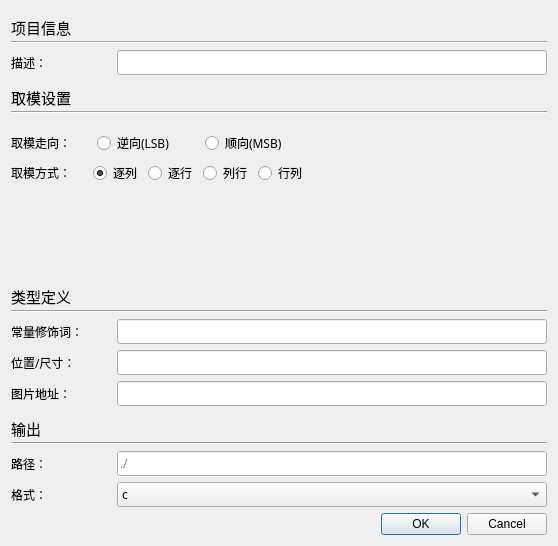
This is BitmapStudio/gui/dialogprojectsettings.ui in luckyPtr/BitmapStudio as Qt 5 draws it before an edit. The edited form follows.
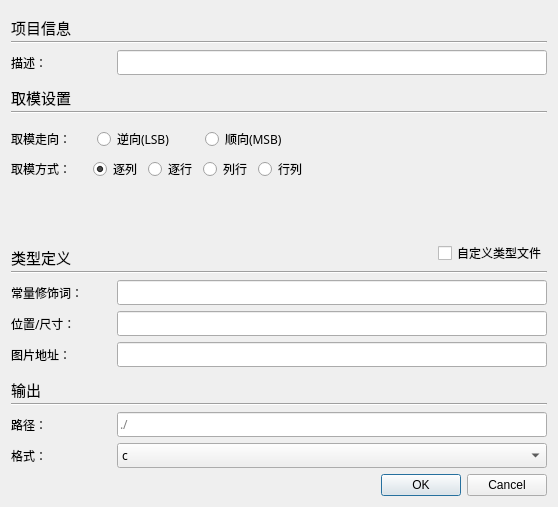
This is the edited form. Custom widgets are drawn as their Qt base class.

Commit message:
feat: 新增自定义类型文件选项，项目文件扩展名改为.bms
- 新增 customTypedef 设置项：勾选"自定义类型文件"则不自动生成 bms_typedef.h
- 数据库新增 custom_typedef 字段，兼容老版本存档（默认为false）
- 项目文件扩展名从 .bs 改为 .bms，同时支持打开两种格式
- 勾选自定义类型文件时，禁用类型定义相关输入框

The edit to the form file:
```diff
--- a/BitmapStudio/gui/dialogprojectsettings.ui
+++ b/BitmapStudio/gui/dialogprojectsettings.ui
@@ -7,7 +7,7 @@
     <x>0</x>
     <y>0</y>
     <width>558</width>
-    <height>546</height>
+    <height>454</height>
    </rect>
   </property>
   <property name="windowTitle">
@@ -39,265 +39,14 @@
      </property>
     </widget>
    </item>
-   <item row="1" column="0" colspan="2">
-    <widget class="Line" name="line_4">
-     <property name="orientation">
-      <enum>Qt::Horizontal</enum>
-     </property>
-    </widget>
-   </item>
-   <item row="3" column="0">
-    <widget class="QLabel" name="label">
-     <property name="minimumSize">
-      <size>
-       <width>0</width>
-       <height>24</height>
-      </size>
-     </property>
-     <property name="maximumSize">
-      <size>
-       <width>16777215</width>
-       <height>16</height>
-      </size>
-     </property>
-     <property name="font">
-      <font>
-       <family>Microsoft YaHei UI</family>
-       <pointsize>11</pointsize>
-       <bold>false</bold>
-      </font>
-     </property>
-     <property name="text">
-      <string>取模设置</string>
-     </property>
-    </widget>
-   </item>
-   <item row="4" column="0" colspan="2">
-    <widget class="Line" name="line_3">
-     <property name="orientation">
-      <enum>Qt::Horizontal</enum>
-     </property>
-    </widget>
-   </item>
-   <item row="7" column="0">
-    <widget class="QLabel" name="label_4">
-     <property name="minimumSize">
-      <size>
-       <width>0</width>
-       <height>24</height>
-      </size>
-     </property>
-     <property name="maximumSize">
-      <size>
-       <width>16777215</width>
-       <height>16</height>
-      </size>
-     </property>
-     <property name="font">
-      <font>
-       <family>Microsoft YaHei</family>
-       <pointsize>11</pointsize>
-       <bold>false</bold>
-      </font>
-     </property>
-     <property name="text">
-      <string>类型定义</string>
-     </property>
-    </widget>
-   </item>
-   <item row="8" column="0" colspan="2">
-    <widget class="Line" name="line">
-     <property name="orientation">
-      <enum>Qt::Horizontal</enum>
-     </property>
-    </widget>
-   </item>
-   <item row="12" column="0">
-    <widget class="QLabel" name="label_5">
-     <property name="minimumSize">
-      <size>
-       <width>0</width>
-       <height>24</height>
-      </size>
-     </property>
-     <property name="maximumSize">
-      <size>
-       <width>16777215</width>
-       <height>16</height>
-      </size>
-     </property>
-     <property name="font">
-      <font>
-       <family>Microsoft YaHei</family>
-       <pointsize>11</pointsize>
-       <bold>false</bold>
-      </font>
-     </property>
-     <property name="text">
-      <string>输出</string>
-     </property>
-    </widget>
-   </item>
-   <item row="13" column="0" colspan="2">
+   <item row="12" column="0" colspan="2">
     <widget class="Line" name="line_2">
      <property name="orientation">
       <enum>Qt::Horizontal</enum>
      </property>
     </widget>
    </item>
-   <item row="16" column="1">
-    <widget class="QDialogButtonBox" name="buttonBox">
-     <property name="orientation">
-      <enum>Qt::Horizontal</enum>
-     </property>
-     <property name="standardButtons">
-      <set>QDialogButtonBox::Cancel|QDialogButtonBox::Ok</set>
-     </property>
-    </widget>
-   </item>
-   <item row="9" column="0" colspan="2">
-    <layout class="QHBoxLayout" name="horizontalLayout_5">
-     <item>
-      <widget class="QLabel" name="label_6">
-       <property name="minimumSize">
-        <size>
-         <width>100</width>
-         <height>0</height>
-        </size>
-       </property>
-       <property name="maximumSize">
-        <size>
-         <width>64</width>
-         <height>16777215</height>
-        </size>
-       </property>
-       <property name="font">
-        <font>
-         <family>Microsoft YaHei</family>
-        </font>
-       </property>
-       <property name="text">
-        <string>常量修饰词：</string>
-       </property>
-      </widget>
-     </item>
-     <item>
-      <widget class="QLineEdit" name="lineEdit_Const">
-       <property name="font">
-        <font>
-         <family>Microsoft YaHei</family>
-        </font>
-       </property>
-      </widget>
-     </item>
-    </layout>
-   </item>
-   <item row="10" column="0" colspan="2">
-    <layout class="QHBoxLayout" name="horizontalLayout_6">
-     <item>
-      <widget class="QLabel" name="label_9">
-       <property name="minimumSize">
-        <size>
-         <width>100</width>
-         <height>0</height>
-        </size>
-       </property>
-       <property name="maximumSize">
-        <size>
-         <width>64</width>
-         <height>16777215</height>
-        </size>
-       </property>
-       <property name="font">
-        <font>
-         <family>Microsoft YaHei</family>
-        </font>
-       </property>
-       <property name="text">
-        <string>位置/尺寸：</string>
-       </property>
-      </widget>
-     </item>
-     <item>
-      <widget class="QLineEdit" name="lineEdit_PosType">
-       <property name="font">
-        <font>
-         <family>Microsoft YaHei</family>
-        </font>
-       </property>
-      </widget>
-     </item>
-    </layout>
-   </item>
-   <item row="11" column="0" colspan="2">
-    <layout class="QHBoxLayout" name="horizontalLayout_Addr">
-     <item>
-      <widget class="QLabel" name="label_Addr">
-       <property name="minimumSize">
-        <size>
-         <width>100</width>
-         <height>0</height>
-        </size>
-       </property>
-       <property name="font">
-        <font>
-         <family>Microsoft YaHei</family>
-        </font>
-       </property>
-       <property name="text">
-        <string>图片地址：</string>
-       </property>
-      </widget>
-     </item>
-     <item>
-      <widget class="QLineEdit" name="lineEdit_Addr">
-       <property name="enabled">
-        <bool>true</bool>
-       </property>
-       <property name="font">
-        <font>
-         <family>Microsoft YaHei</family>
-        </font>
-       </property>
-      </widget>
-     </item>
-    </layout>
-   </item>
-   <item row="2" column="0" colspan="2">
-    <layout class="QHBoxLayout" name="horizontalLayout_8">
-     <item>
-      <widget class="QLabel" name="label_12">
-       <property name="minimumSize">
-        <size>
-         <width>100</width>
-         <height>0</height>
-        </size>
-       </property>
-       <property name="font">
-        <font>
-         <family>Microsoft YaHei</family>
-        </font>
-       </property>
-       <property name="text">
-        <string>描述：</string>
-       </property>
-      </widget>
-     </item>
-     <item>
-      <widget class="QLineEdit" name="lineEdit_Brief">
-       <property name="enabled">
-        <bool>true</bool>
-       </property>
-       <property name="font">
-        <font>
-         <family>Microsoft YaHei</family>
-        </font>
-       </property>
-      </widget>
-     </item>
-    </layout>
-   </item>
-   <item row="5" column="0" rowspan="2">
+   <item row="5" column="0">
     <layout class="QVBoxLayout" name="verticalLayout" stretch="1,0,0,8">
      <item>
       <spacer name="verticalSpacer_2">
@@ -452,6 +201,181 @@
      </item>
     </layout>
    </item>
+   <item row="15" column="1">
+    <widget class="QDialogButtonBox" name="buttonBox">
+     <property name="orientation">
+      <enum>Qt::Horizontal</enum>
+     </property>
+     <property name="standardButtons">
+      <set>QDialogButtonBox::Cancel|QDialogButtonBox::Ok</set>
+     </property>
+    </widget>
+   </item>
+   <item row="2" column="0" colspan="2">
+    <layout class="QHBoxLayout" name="horizontalLayout_8">
+     <item>
+      <widget class="QLabel" name="label_12">
+       <property name="minimumSize">
+        <size>
+         <width>100</width>
+         <height>0</height>
+        </size>
+       </property>
+       <property name="font">
+        <font>
+         <family>Microsoft YaHei</family>
+        </font>
+       </property>
+       <property name="text">
+        <string>描述：</string>
+       </property>
+      </widget>
+     </item>
+     <item>
+      <widget class="QLineEdit" name="lineEdit_Brief">
+       <property name="enabled">
+        <bool>true</bool>
+       </property>
+       <property name="font">
+        <font>
+         <family>Microsoft YaHei</family>
+        </font>
+       </property>
+      </widget>
+     </item>
+    </layout>
+   </item>
+   <item row="3" column="0">
+    <widget class="QLabel" name="label">
+     <property name="minimumSize">
+      <size>
+       <width>0</width>
+       <height>24</height>
+      </size>
+     </property>
+     <property name="maximumSize">
+      <size>
+       <width>16777215</width>
+       <height>16</height>
+      </size>
+     </property>
+     <property name="font">
+      <font>
+       <family>Microsoft YaHei UI</family>
+       <pointsize>11</pointsize>
+       <bold>false</bold>
+      </font>
+     </property>
+     <property name="text">
+      <string>取模设置</string>
+     </property>
+    </widget>
+   </item>
+   <item row="7" column="0" colspan="2">
+    <widget class="Line" name="line">
+     <property name="orientation">
+      <enum>Qt::Horizontal</enum>
+     </property>
+    </widget>
+   </item>
+   <item row="4" column="0" colspan="2">
+    <widget class="Line" name="line_3">
+     <property name="orientation">
+      <enum>Qt::Horizontal</enum>
+     </property>
+    </widget>
+   </item>
+   <item row="1" column="0" colspan="2">
+    <widget class="Line" name="line_4">
+     <property name="orientation">
+      <enum>Qt::Horizontal</enum>
+     </property>
+    </widget>
+   </item>
+   <item row="6" column="0" colspan="2">
+    <layout class="QHBoxLayout" name="horizontalLayout_7">
+     <item>
+      <widget class="QLabel" name="label_4">
+       <property name="minimumSize">
+        <size>
+         <width>0</width>
+         <height>24</height>
+        </size>
+       </property>
+       <property name="maximumSize">
+        <size>
+         <width>16777215</width>
+         <height>16</height>
+        </size>
+       </property>
+       <property name="font">
+        <font>
+         <family>Microsoft YaHei</family>
+         <pointsize>11</pointsize>
+         <bold>false</bold>
+        </font>
+       </property>
+       <property name="text">
+        <string>类型定义</string>
+       </property>
+      </widget>
+     </item>
+     <item>
+      <spacer name="horizontalSpacer">
+       <property name="orientation">
+        <enum>Qt::Horizontal</enum>
+       </property>
+       <property name="sizeHint" stdset="0">
+        <size>
+         <width>40</width>
+         <height>20</height>
+        </size>
+       </property>
+      </spacer>
+     </item>
+     <item>
+      <widget class="QCheckBox" name="checkBoxTypedef">
+       <property name="font">
+        <font>
+         <family>Microsoft YaHei</family>
+        </font>
+       </property>
+       <property name="toolTip">
+        <string>不自动生成bms_typedef.h文件</string>
+       </property>
+       <property name="text">
+        <string>自定义类型文件</string>
+       </property>
+      </widget>
+     </item>
+    </layout>
+   </item>
+   <item row="11" column="0">
+    <widget class="QLabel" name="label_5">
+     <property name="minimumSize">
+      <size>
+       <width>0</width>
+       <height>24</height>
+      </size>
+     </property>
+     <property name="maximumSize">
+      <size>
+       <width>16777215</width>
+       <height>16</height>
+      </size>
+     </property>
+     <property name="font">
+      <font>
+       <family>Microsoft YaHei</family>
+       <pointsize>11</pointsize>
+       <bold>false</bold>
+      </font>
+     </property>
+     <property name="text">
+      <string>输出</string>
+     </property>
+    </widget>
+   </item>
    <item row="5" column="1">
     <widget class="LatticeShow" name="widget" native="true">
      <property name="minimumSize">
@@ -471,7 +395,78 @@
      </property>
     </widget>
    </item>
-   <item row="14" column="0" colspan="2">
+   <item row="9" column="0" colspan="2">
+    <layout class="QHBoxLayout" name="horizontalLayout_6">
+     <item>
+      <widget class="QLabel" name="label_9">
+       <property name="minimumSize">
+        <size>
+         <width>100</width>
+         <height>0</height>
+        </size>
+       </property>
+       <property name="maximumSize">
+        <size>
+         <width>64</width>
+         <height>16777215</height>
+        </size>
+       </property>
+       <property name="font">
+        <font>
+         <family>Microsoft YaHei</family>
+        </font>
+       </property>
+       <property name="text">
+        <string>位置/尺寸：</string>
+       </property>
+      </widget>
+     </item>
+     <item>
+      <widget class="QLineEdit" name="lineEdit_PosType">
+       <property name="font">
+        <font>
+         <family>Microsoft YaHei</family>
+        </font>
+       </property>
+      </widget>
+     </item>
+    </layout>
+   </item>
+   <item row="10" column="0" colspan="2">
+    <layout class="QHBoxLayout" name="horizontalLayout_Addr">
+     <item>
+      <widget class="QLabel" name="label_Addr">
+       <property name="minimumSize">
+        <size>
+         <width>100</width>
+         <height>0</height>
+        </size>
+       </property>
+       <property name="font">
+        <font>
+         <family>Microsoft YaHei</family>
+        </font>
+       </property>
+       <property name="text">
+        <string>图片地址：</string>
+       </property>
+      </widget>
+     </item>
+     <item>
+      <widget class="QLineEdit" name="lineEdit_Addr">
+       <property name="enabled">
+        <bool>true</bool>
+       </property>
+       <property name="font">
+        <font>
+         <family>Microsoft YaHei</family>
+        </font>
+       </property>
+      </widget>
+     </item>
+    </layout>
+   </item>
+   <item row="13" column="0" colspan="2">
     <layout class="QHBoxLayout" name="horizontalLayout_3">
      <item>
       <widget class="QLabel" name="label_8">
@@ -511,7 +506,7 @@
      </item>
     </layout>
    </item>
-   <item row="15" column="0" colspan="2">
+   <item row="14" column="0" colspan="2">
     <layout class="QHBoxLayout" name="horizontalLayout_4">
      <item>
       <widget class="QLabel" name="label_7">
@@ -561,6 +556,43 @@
      </item>
     </layout>
    </item>
+   <item row="8" column="0" colspan="2">
+    <layout class="QHBoxLayout" name="horizontalLayout_5">
+     <item>
+      <widget class="QLabel" name="label_6">
+       <property name="minimumSize">
+        <size>
+         <width>100</width>
+         <height>0</height>
+        </size>
+       </property>
+       <property name="maximumSize">
+        <size>
+         <width>64</width>
+         <height>16777215</height>
+        </size>
+       </property>
+       <property name="font">
+        <font>
+         <family>Microsoft YaHei</family>
+        </font>
+       </property>
+       <property name="text">
+        <string>常量修饰词：</string>
+       </property>
+      </widget>
+     </item>
+     <item>
+      <widget class="QLineEdit" name="lineEdit_Const">
+       <property name="font">
+        <font>
+         <family>Microsoft YaHei</family>
+        </font>
+       </property>
+      </widget>
+     </item>
+    </layout>
+   </item>
   </layout>
  </widget>
  <customwidgets>
```
The commit also changes 9 other files.
